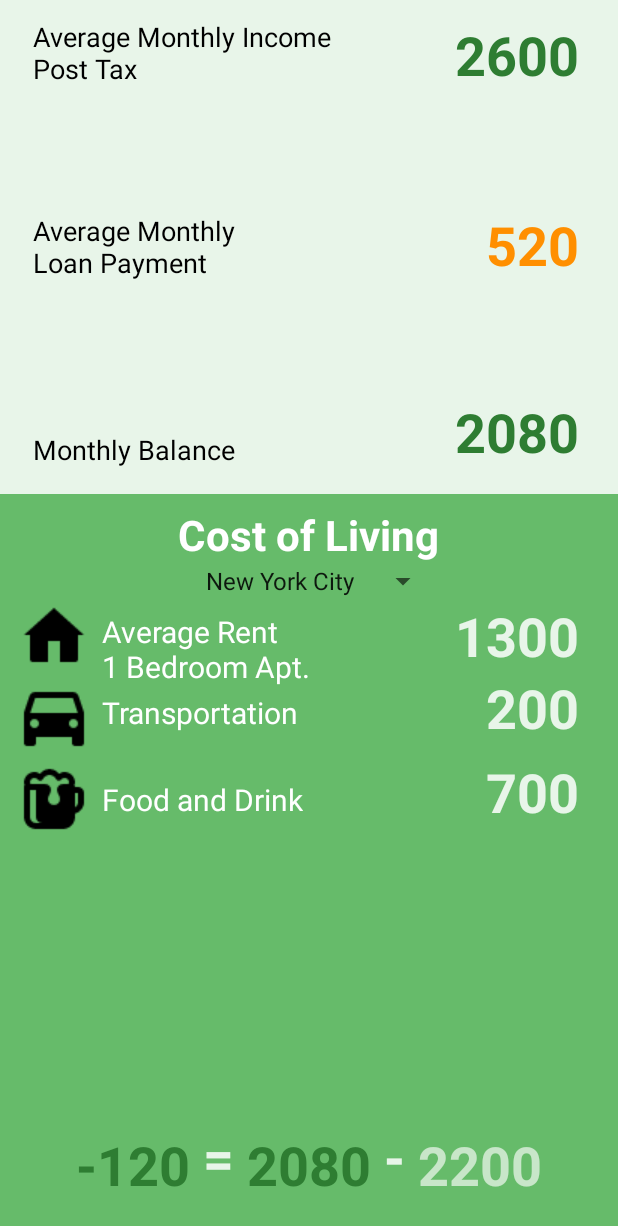
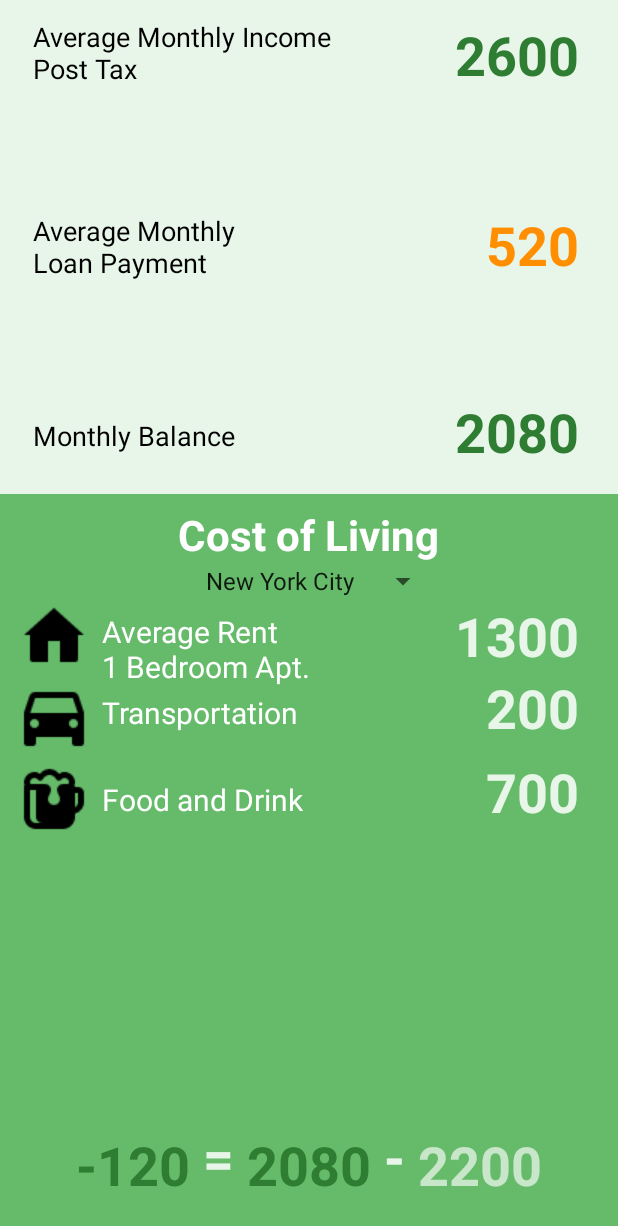
Before and after one commit to Kai-Munechika/CollegeSmart, an Android app: the secondPage screen opened directly, with no data from a screen before it, on a phone screen of 412 x 824 dp. Shown: the top 1226 px of the screen. Run offline under Robolectric (Android 15) with nearby library versions, the phone set to English and light mode, and no system bars.

```diff
--- a/app/src/main/res/layout/second_page.xml
+++ b/app/src/main/res/layout/second_page.xml
@@ -100,6 +100,7 @@
                             android:layout_alignParentBottom="true"
                             android:layout_alignStart="@+id/textView"
                             android:layout_marginBottom="17dp"
+                            android:paddingBottom="9dp"
                             android:text="Monthly Balance"
                             android:textColor="@android:color/black"
                             android:textSize="18sp" />
@@ -292,7 +293,7 @@
                                 android:layout_alignParentBottom="true"
                                 android:layout_toRightOf="@id/numMinus120"
                                 android:textColor="#E8F5E9"
-                                android:textSize="36sp"
+                                android:textSize="36dp"
                                 android:textStyle="normal|bold"
                                 android:layout_marginBottom="5dp"/>
                             <TextView
@@ -315,7 +316,7 @@
                                 android:layout_marginBottom="5dp"
                                 android:layout_alignParentBottom="true"
                                 android:textColor="#E8F5E9"
-                                android:textSize="36sp"
+                                android:textSize="36dp"
                                 android:textStyle="normal|bold" />
 
                             <TextView
```
Also changed, not shown: app/src/main/java/edu/kaimbu/collegeapp0/MainActivity.java (+40 -11 lines).
